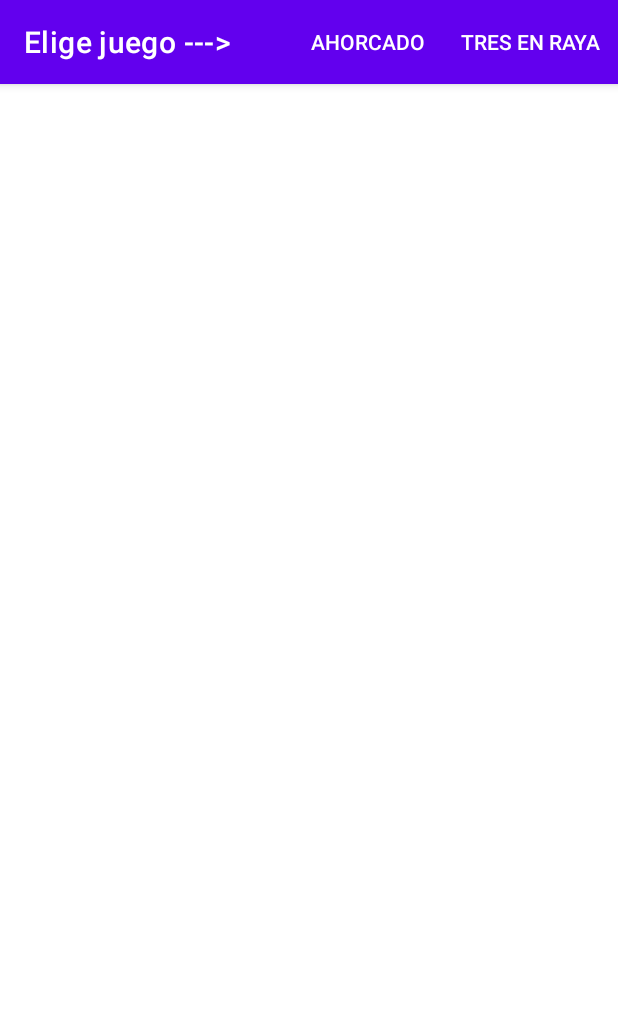
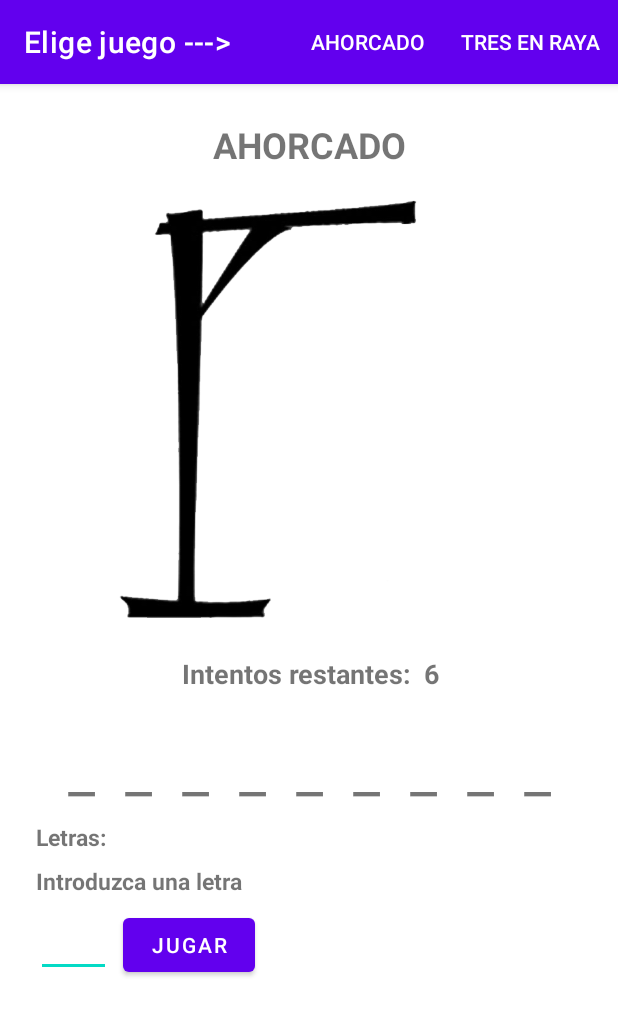
Before and after one commit to DMinguet/DobleJuego, an Android app: the screen it shows after launch (MainActivity), on a phone screen of 412 x 824 dp. Shown: the top 1016 px of the screen. Run offline under Robolectric (Android 15) with nearby library versions, the phone set to English and light mode, and no system bars.

Commit message:
ahorcado a medias

```diff
--- a/app/src/main/java/com/example/gamesfragment/FragmentAhorcado.java
+++ b/app/src/main/java/com/example/gamesfragment/FragmentAhorcado.java
@@ -1,6 +1,196 @@
 package com.example.gamesfragment;
 
+import android.content.Context;
+import android.os.Bundle;
+import android.view.View;
+import android.widget.Button;
+import android.widget.EditText;
+import android.widget.ImageView;
+import android.widget.TextView;
+
+import androidx.annotation.NonNull;
+import androidx.annotation.Nullable;
 import androidx.fragment.app.Fragment;
 
+import java.util.ArrayList;
+
 public class FragmentAhorcado extends Fragment {
+    private final String LETRAS = "qwertyuiopasdfghjklñzxcvbnm";
+    private ArrayList<String> palabras;
+    private String palabraAleatoria;
+    private ArrayList<Character> textoMostrado;
+    private boolean juegoTerminado = false;
+    private JuegoAhorcado juegoAhorcado;
+    private ImageView ivImagenRepresentacion;
+    private TextView tvIntentosRestantes;
+    private TextView tvPalabra;
+    private TextView tvLetrasGastadas;
+    private EditText etLetraComprobar;
+    private Button btnJugar;
+    private TextView tvAdvertencias;
+    private Button btnJugarDeNuevo;
+
+    public interface IOnAttachListener {
+        ArrayList<String> getPalabras();
+    }
+
+    public FragmentAhorcado() {
+        super(R.layout.fragment_ahorcado);
+    }
+
+    @Override
+    public void onAttach(@NonNull Context context) {
+        super.onAttach(context);
+        IOnAttachListener listener = (IOnAttachListener) context;
+        palabras = listener.getPalabras();
+        textoMostrado = new ArrayList<>();
+    }
+
+    @Override
+    public void onViewCreated(@NonNull View view, @Nullable Bundle savedInstanceState) {
+        super.onViewCreated(view, savedInstanceState);
+
+        juegoAhorcado = new JuegoAhorcado(palabras);
+        juegoAhorcado.inicializar();
+
+        ivImagenRepresentacion = view.findViewById(R.id.ivImagen);
+        tvIntentosRestantes = view.findViewById(R.id.tvIntentosRestantes);
+        tvPalabra = view.findViewById(R.id.tvPalabra);
+        tvLetrasGastadas = view.findViewById(R.id.tvLetrasGastadas);
+        etLetraComprobar = view.findViewById(R.id.etLetraComprobar);
+        btnJugar = view.findViewById(R.id.btnJugar);
+        tvAdvertencias = view.findViewById(R.id.tvAdvertencias);
+        btnJugarDeNuevo = view.findViewById(R.id.btnJugarDeNuevo);
+
+        palabraAleatoria = juegoAhorcado.getPalabraAleatoria();
+
+        inicializar();
+
+        btnJugar.setOnClickListener(new View.OnClickListener() {
+            @Override
+            public void onClick(View view) {
+                if (juegoAhorcado.getIntentosRestantes() == 0) {
+                    tvAdvertencias.setText("Intentos agotados");
+                    btnJugarDeNuevo.setVisibility(View.VISIBLE);
+                } else if (juegoTerminado == true) {
+                    tvAdvertencias.setText("Has acertado la palabra, enhorabuena!!");
+                    btnJugarDeNuevo.setVisibility(View.VISIBLE);
+                } else {
+                    jugar();
+                }
+            }
+        });
+
+        btnJugarDeNuevo.setOnClickListener(new View.OnClickListener() {
+            @Override
+            public void onClick(View view) {
+                juegoTerminado = false;
+                juegoAhorcado.inicializar();
+                juegoNuevo();
+                btnJugarDeNuevo.setVisibility(View.GONE);
+            }
+        });
+    }
+
+    public void jugar() {
+        tvAdvertencias.setText("");
+        String textoIntroducido = etLetraComprobar.getText().toString();
+
+        textoIntroducido.toLowerCase();
+        char comprobarLetra = textoIntroducido.charAt(0);
+
+        if (comprobarLetra(comprobarLetra)) {
+            if (juegoAhorcado.comprobarLetra(comprobarLetra) == null) {
+                tvLetrasGastadas.setText(juegoAhorcado.getLetrasGastadas().toString());
+                tvIntentosRestantes.setText(String.valueOf(juegoAhorcado.getIntentosRestantes()));
+                switch (juegoAhorcado.getIntentosRestantes()) {
+                    case 0:
+                        ivImagenRepresentacion.setImageResource(R.drawable.hangman_0);
+                        break;
+                    case 1:
+                        ivImagenRepresentacion.setImageResource(R.drawable.hangman_1);
+                        break;
+                    case 2:
+                        ivImagenRepresentacion.setImageResource(R.drawable.hangman_2);
+                        break;
+                    case 3:
+                        ivImagenRepresentacion.setImageResource(R.drawable.hangman_3);
+                        break;
+                    case 4:
+                        ivImagenRepresentacion.setImageResource(R.drawable.hangman_4);
+                        break;
+                    case 5:
+                        ivImagenRepresentacion.setImageResource(R.drawable.hangman_5);
+                        break;
+                    case 6:
+                        ivImagenRepresentacion.setImageResource(R.drawable.hangman_6);
+                        break;
+                }
+                if (juegoAhorcado.getIntentosRestantes() == 0) {
+                    tvAdvertencias.setText("Intentos agotados");
+                    btnJugarDeNuevo.setVisibility(View.VISIBLE);
+                }
+            } else {
+                tvLetrasGastadas.setText(juegoAhorcado.getLetrasGastadas().toString());
+                for (int i = 0; i < juegoAhorcado.comprobarLetra(comprobarLetra).size(); i++) {
+                    textoMostrado.set(juegoAhorcado.comprobarLetra(comprobarLetra).get(i), comprobarLetra);
+                }
+
+                StringBuilder mostrarResultado = new StringBuilder();
+                mostrarResultado.append(textoMostrado);
+                tvPalabra.setText(mostrarResultado);
+
+                for (int i = 0; i < mostrarResultado.length(); i++) {
+                    if (mostrarResultado.charAt(i) == '+') {
+                        break;
+                    } else if (i == mostrarResultado.length() - 1 && mostrarResultado.charAt(i) != '_') {
+                        juegoTerminado = true;
+                        tvAdvertencias.setText("Has acertado la palabra, enhorabuena!!");
+                        btnJugarDeNuevo.setVisibility(View.VISIBLE);
+                    }
+                }
+            }
+            juegoAhorcado.comprobarLetra(comprobarLetra);
+        }
+    }
+
+    public boolean comprobarLetra(char comprobarLetra) {
+        for (int i = 0; i < LETRAS.length(); i++) {
+            if (comprobarLetra == LETRAS.charAt(i)) {
+                return true;
+            }
+        }
+
+        return false;
+    }
+
+    public void inicializar() {
+        StringBuilder totalGuionesPalabra = new StringBuilder();
+        tvIntentosRestantes.setText("6");
+
+        for (int i = 0; i < palabraAleatoria.length(); i++) {
+            if(i == palabraAleatoria.length() - 1) {
+                totalGuionesPalabra.append("_");
+            } else {
+                totalGuionesPalabra.append("_  ");
+            }
+        }
+
+        for (int i = 0; i < totalGuionesPalabra.length(); i++) {
+            textoMostrado.add(totalGuionesPalabra.charAt(i));
+        }
+
+        tvPalabra.setText(totalGuionesPalabra);
+    }
+
+    public void juegoNuevo() {
+        palabraAleatoria = juegoAhorcado.getPalabraAleatoria();
+        textoMostrado.clear();
+        juegoTerminado = false;
+        ivImagenRepresentacion.setImageResource(R.drawable.hangman_0);
+        tvIntentosRestantes.setText("6");
+        tvLetrasGastadas.setText("");
+        tvAdvertencias.setText("");
+        inicializar();
+    }
 }
--- /dev/null
+++ b/app/src/main/java/com/example/gamesfragment/JuegoAhorcado.java
@@ -0,0 +1,57 @@
+package com.example.gamesfragment;
+
+import java.util.ArrayList;
+import java.util.Random;
+
+public class JuegoAhorcado {
+    private final ArrayList<String> palabras;
+    private final int NUM_MAX_INTENTOS = 6;
+    private String palabraAleatoria;
+    private int intentosRestantes;
+    private ArrayList<Character> letrasGastadas;
+
+    public JuegoAhorcado(ArrayList<String> palabras) {
+        this.palabras = palabras;
+        this.intentosRestantes = NUM_MAX_INTENTOS;
+        this.letrasGastadas = new ArrayList<>();
+    }
+
+    //Devuelve  las posiciones donde puede coincidir la letra, en el caso de que no esté, devolverá null
+    public ArrayList<Integer> comprobarLetra(char letra) {
+        ArrayList<Integer> posiciones = new ArrayList<>();
+
+        letrasGastadas.add(letra);
+
+        for (int i = 0; i < palabraAleatoria.length(); i++) {
+            if (palabraAleatoria.charAt(i) == letra) {
+                posiciones.add(i);
+            }
+        }
+
+        if (posiciones.isEmpty()) {
+            intentosRestantes--;
+            return null;
+        } else {
+            return posiciones;
+        }
+    }
+
+    public void inicializar() {
+        Random rd = new Random();
+        palabraAleatoria = palabras.get(rd.nextInt(palabras.size() + 1));
+        intentosRestantes = NUM_MAX_INTENTOS;
+        letrasGastadas.clear();
+    }
+
+    public String getPalabraAleatoria() {
+        return palabraAleatoria;
+    }
+
+    public int getIntentosRestantes() {
+        return intentosRestantes;
+    }
+
+    public ArrayList<Character> getLetrasGastadas() {
+        return letrasGastadas;
+    }
+}
--- a/app/src/main/java/com/example/gamesfragment/MainActivity.java
+++ b/app/src/main/java/com/example/gamesfragment/MainActivity.java
@@ -1,13 +1,18 @@
 package com.example.gamesfragment;
-
-import androidx.appcompat.app.AppCompatActivity;
 
 import android.os.Bundle;
 import android.view.Menu;
-import android.view.MenuInflater;
 import android.view.MenuItem;
+import android.widget.Toast;
 
-public class MainActivity extends AppCompatActivity {
+import androidx.appcompat.app.AppCompatActivity;
+import androidx.fragment.app.FragmentManager;
+
+import java.util.ArrayList;
+
+public class MainActivity extends AppCompatActivity implements FragmentAhorcado.IOnAttachListener{
+    private ArrayList<String> palabras;
+    private FragmentManager manager;
 
     @Override
     protected void onCreate(Bundle savedInstanceState) {
@@ -16,10 +21,27 @@ public class MainActivity extends AppCompatActivity {
         setTitle("Elige juego --->");
     }
 
+    private void loadData() {
+        ParserPalabras parser = new ParserPalabras(this);
+
+        if(parser.parse()) {
+            palabras = parser.getPalabras();
+        } else {
+            Toast.makeText(this, "Error al obtener las palabras", Toast.LENGTH_LONG).show();
+        }
+    }
+
+    @Override
+    public ArrayList<String> getPalabras() {
+        if (palabras == null) {
+            loadData();
+        }
+        return palabras;
+    }
+
     @Override
     public boolean onCreateOptionsMenu(Menu menu) {
-        MenuInflater inflater = getMenuInflater();
-        inflater.inflate(R.menu.menu_main, menu);
+        getMenuInflater().inflate(R.menu.menu_main, menu);
         return true;
     }
 
@@ -27,21 +49,21 @@ public class MainActivity extends AppCompatActivity {
     public boolean onOptionsItemSelected(MenuItem item) {
         switch (item.getItemId()) {
             case R.id.ahorcado:
-                jugarAhorcado();
+                manager = getSupportFragmentManager();
+                manager.beginTransaction()
+                        .setReorderingAllowed(true)
+                        .replace(R.id.frgPrincipal, FragmentAhorcado.class, null)
+                        .commit();
                 return true;
             case R.id.tresEnRaya:
-                jugarTresEnRaya();
+                manager = getSupportFragmentManager();
+                manager.beginTransaction()
+                        .setReorderingAllowed(true)
+                        .replace(R.id.frgPrincipal, FragmentTresEnRaya.class, null)
+                        .commit();
                 return true;
             default:
                 return super.onOptionsItemSelected(item);
         }
     }
-
-    public void jugarAhorcado() {
-
-    }
-
-    public void jugarTresEnRaya() {
-
-    }
 }
--- a/app/src/main/res/layout/activity_main.xml
+++ b/app/src/main/res/layout/activity_main.xml
@@ -8,16 +8,18 @@
     tools:context=".MainActivity">
 
     <androidx.fragment.app.FragmentContainerView
-        android:id="@+id/fragmentContainerView"
+        android:id="@+id/frgPrincipal"
         android:name="com.example.gamesfragment.FragmentAhorcado"
         android:layout_width="0dp"
         android:layout_height="0dp"
         android:layout_marginStart="8dp"
         android:layout_marginTop="8dp"
         android:layout_marginEnd="8dp"
+        android:layout_marginBottom="8dp"
         app:layout_constraintBottom_toBottomOf="parent"
         app:layout_constraintEnd_toEndOf="parent"
         app:layout_constraintStart_toStartOf="parent"
-        app:layout_constraintTop_toTopOf="parent" />
+        app:layout_constraintTop_toTopOf="parent"
+        tools:layout="@layout/fragment_ahorcado" />
 
 </androidx.constraintlayout.widget.ConstraintLayout>
--- a/app/src/main/res/layout/fragment_3raya.xml
+++ b/app/src/main/res/layout/fragment_3raya.xml
@@ -11,6 +11,7 @@
         android:layout_height="100dp"
         android:layout_marginStart="50dp"
         android:layout_marginTop="8dp"
+        app:layout_constraintEnd_toStartOf="@+id/ibZona8"
         app:layout_constraintStart_toStartOf="parent"
         app:layout_constraintTop_toBottomOf="@+id/ibZona4"
         app:srcCompat="@drawable/tictactoe_void"
@@ -22,6 +23,7 @@
         android:layout_height="100dp"
         android:layout_marginStart="8dp"
         android:layout_marginTop="8dp"
+        app:layout_constraintEnd_toStartOf="@+id/ibZona9"
         app:layout_constraintStart_toEndOf="@+id/ibZona7"
         app:layout_constraintTop_toBottomOf="@+id/ibZona5"
         app:srcCompat="@drawable/tictactoe_void"
@@ -60,6 +62,7 @@
         android:layout_height="100dp"
         android:layout_marginStart="8dp"
         android:layout_marginTop="8dp"
+        app:layout_constraintEnd_toStartOf="@+id/ibZona6"
         app:layout_constraintStart_toEndOf="@+id/ibZona4"
         app:layout_constraintTop_toBottomOf="@+id/ibZona2"
         app:srcCompat="@drawable/tictactoe_void"
@@ -71,6 +74,7 @@
         android:layout_height="100dp"
         android:layout_marginStart="50dp"
         android:layout_marginTop="8dp"
+        app:layout_constraintEnd_toStartOf="@+id/ibZona5"
         app:layout_constraintStart_toStartOf="parent"
         app:layout_constraintTop_toBottomOf="@+id/ibZona1"
         app:srcCompat="@drawable/tictactoe_void"
--- a/app/src/main/res/layout/fragment_ahorcado.xml
+++ b/app/src/main/res/layout/fragment_ahorcado.xml
@@ -65,8 +65,7 @@
         app:layout_constraintEnd_toEndOf="parent"
         app:layout_constraintStart_toStartOf="parent"
         app:layout_constraintTop_toBottomOf="@+id/tvIntentos"
-        android:textSize="25dp"
-        android:textStyle="bold"/>
+        android:textSize="40dp" />
 
     <TextView
         android:id="@+id/tvLetras"
@@ -104,7 +103,7 @@
         app:layout_constraintTop_toBottomOf="@+id/tvLetras" />
 
     <EditText
-        android:id="@+id/editTextTextPersonName"
+        android:id="@+id/etLetraComprobar"
         android:layout_width="50dp"
         android:layout_height="wrap_content"
         android:layout_marginStart="16dp"
@@ -115,13 +114,35 @@
         app:layout_constraintTop_toBottomOf="@+id/tvExplicacion" />
 
     <Button
-        android:id="@+id/btnBoton"
+        android:id="@+id/btnJugar"
         android:layout_width="wrap_content"
         android:layout_height="wrap_content"
         android:layout_marginStart="8dp"
         android:layout_marginTop="8dp"
         android:text="JUGAR"
-        app:layout_constraintStart_toEndOf="@+id/editTextTextPersonName"
+        app:layout_constraintStart_toEndOf="@+id/etLetraComprobar"
         app:layout_constraintTop_toBottomOf="@+id/tvExplicacion" />
 
+    <Button
+        android:id="@+id/btnJugarDeNuevo"
+        android:layout_width="wrap_content"
+        android:layout_height="wrap_content"
+        android:layout_marginStart="8dp"
+        android:layout_marginTop="30dp"
+        android:layout_marginEnd="8dp"
+        android:text="JUGAR DE NUEVO"
+        android:visibility="gone"
+        app:layout_constraintEnd_toEndOf="parent"
+        app:layout_constraintStart_toStartOf="parent"
+        app:layout_constraintTop_toBottomOf="@+id/tvAdvertencias" />
+
+    <TextView
+        android:id="@+id/tvAdvertencias"
+        android:layout_width="wrap_content"
+        android:layout_height="wrap_content"
+        android:layout_marginTop="32dp"
+        app:layout_constraintEnd_toEndOf="parent"
+        app:layout_constraintStart_toStartOf="parent"
+        app:layout_constraintTop_toBottomOf="@+id/btnJugar" />
+
 </androidx.constraintlayout.widget.ConstraintLayout>
```
Also changed, not shown: app/src/main/java/com/example/gamesfragment/FragmentTresEnRaya.java (+48 -0 lines), app/src/main/java/com/example/gamesfragment/Juego3EnRaya.java (added, +7 -0 lines).
